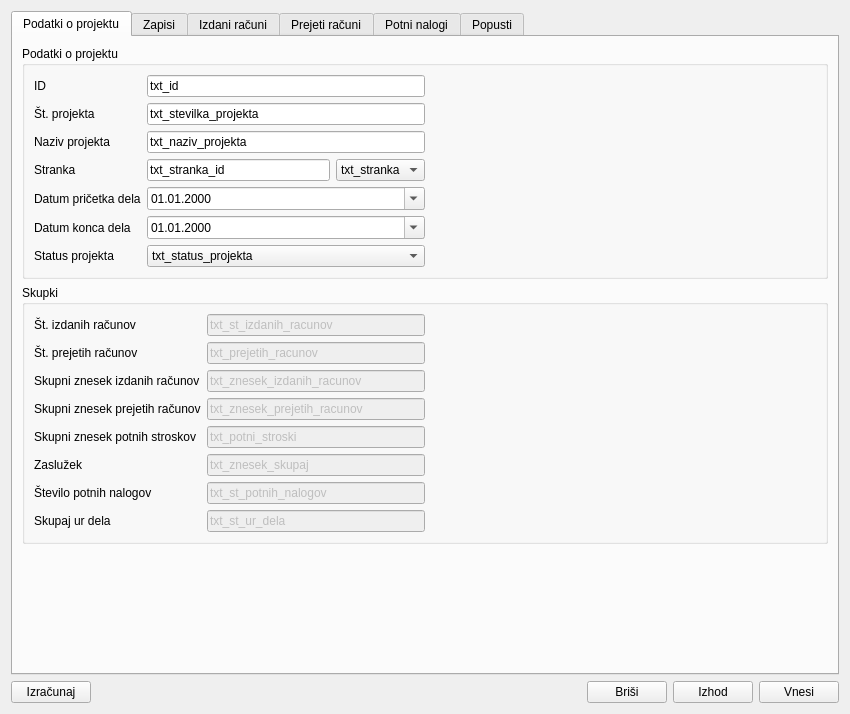
Qt form projekti.ui (bubi-luka/BubiRacun) before a commit.
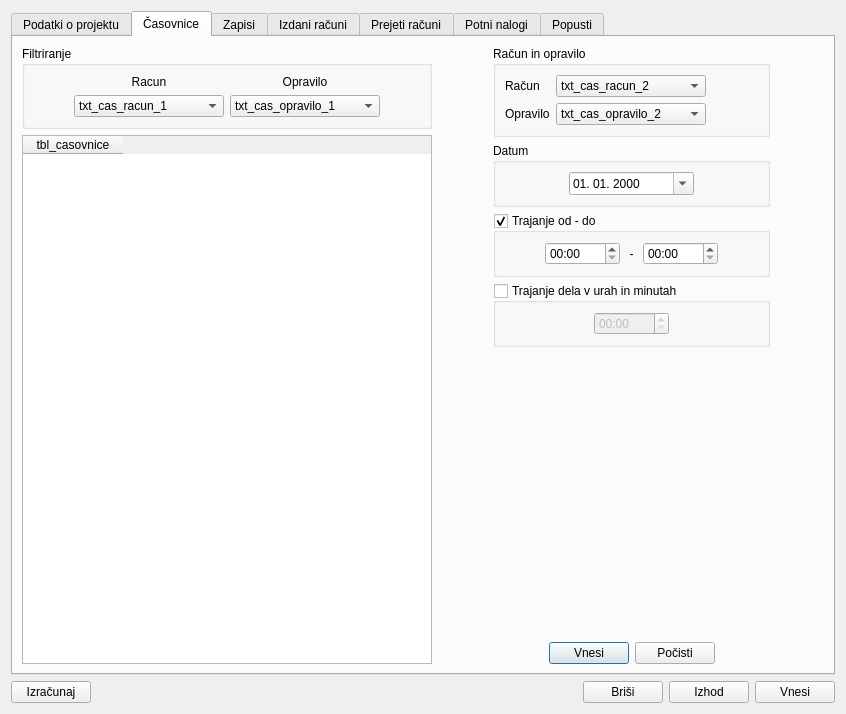
The same form after that commit.

Commit message:
Vnos časovnic ob projektu
Pripravljena forma

```diff
--- a/projekti.ui
+++ b/projekti.ui
@@ -12,7 +12,7 @@
    <rect>
     <x>0</x>
     <y>0</y>
-    <width>850</width>
+    <width>846</width>
     <height>714</height>
    </rect>
   </property>
@@ -23,7 +23,7 @@
    <item>
     <widget class="QTabWidget" name="tab_projekti">
      <property name="currentIndex">
-      <number>0</number>
+      <number>1</number>
      </property>
      <property name="documentMode">
       <bool>false</bool>
@@ -364,6 +364,481 @@
        </item>
       </layout>
      </widget>
+     <widget class="QWidget" name="tab_casovnice">
+      <attribute name="title">
+       <string>Časovnice</string>
+      </attribute>
+      <layout class="QHBoxLayout" name="horizontalLayout_15">
+       <item>
+        <layout class="QVBoxLayout" name="verticalLayout_10">
+         <item>
+          <widget class="QGroupBox" name="groupBox_3">
+           <property name="title">
+            <string>Filtriranje</string>
+           </property>
+           <layout class="QHBoxLayout" name="horizontalLayout_13">
+            <item>
+             <spacer name="horizontalSpacer_50">
+              <property name="orientation">
+               <enum>Qt::Horizontal</enum>
+              </property>
+              <property name="sizeHint" stdset="0">
+               <size>
+                <width>40</width>
+                <height>20</height>
+               </size>
+              </property>
+             </spacer>
+            </item>
+            <item>
+             <layout class="QGridLayout" name="gridLayout_5">
+              <item row="1" column="1">
+               <widget class="QComboBox" name="txt_cas_opravilo_1">
+                <property name="minimumSize">
+                 <size>
+                  <width>150</width>
+                  <height>0</height>
+                 </size>
+                </property>
+                <item>
+                 <property name="text">
+                  <string>txt_cas_opravilo_1</string>
+                 </property>
+                </item>
+               </widget>
+              </item>
+              <item row="1" column="0">
+               <widget class="QComboBox" name="txt_cas_racun_1">
+                <property name="minimumSize">
+                 <size>
+                  <width>150</width>
+                  <height>0</height>
+                 </size>
+                </property>
+                <item>
+                 <property name="text">
+                  <string>txt_cas_racun_1</string>
+                 </property>
+                </item>
+               </widget>
+              </item>
+              <item row="0" column="0">
+               <widget class="QLabel" name="label_16">
+                <property name="text">
+                 <string>Racun</string>
+                </property>
+                <property name="alignment">
+                 <set>Qt::AlignCenter</set>
+                </property>
+               </widget>
+              </item>
+              <item row="0" column="1">
+               <widget class="QLabel" name="label_17">
+                <property name="text">
+                 <string>Opravilo</string>
+                </property>
+                <property name="alignment">
+                 <set>Qt::AlignCenter</set>
+                </property>
+               </widget>
+              </item>
+             </layout>
+            </item>
+            <item>
+             <spacer name="horizontalSpacer_51">
+              <property name="orientation">
+               <enum>Qt::Horizontal</enum>
+              </property>
+              <property name="sizeHint" stdset="0">
+               <size>
+                <width>40</width>
+                <height>20</height>
+               </size>
+              </property>
+             </spacer>
+            </item>
+           </layout>
+          </widget>
+         </item>
+         <item>
+          <widget class="QTableWidget" name="tbl_casovnice">
+           <property name="minimumSize">
+            <size>
+             <width>350</width>
+             <height>0</height>
+            </size>
+           </property>
+           <property name="editTriggers">
+            <set>QAbstractItemView::NoEditTriggers</set>
+           </property>
+           <property name="selectionMode">
+            <enum>QAbstractItemView::SingleSelection</enum>
+           </property>
+           <property name="selectionBehavior">
+            <enum>QAbstractItemView::SelectRows</enum>
+           </property>
+           <column>
+            <property name="text">
+             <string>tbl_casovnice</string>
+            </property>
+           </column>
+          </widget>
+         </item>
+        </layout>
+       </item>
+       <item>
+        <spacer name="horizontalSpacer_11">
+         <property name="orientation">
+          <enum>Qt::Horizontal</enum>
+         </property>
+         <property name="sizeHint" stdset="0">
+          <size>
+           <width>47</width>
+           <height>20</height>
+          </size>
+         </property>
+        </spacer>
+       </item>
+       <item>
+        <layout class="QVBoxLayout" name="verticalLayout_6">
+         <item>
+          <widget class="QGroupBox" name="groupBox_4">
+           <property name="title">
+            <string>Račun in opravilo</string>
+           </property>
+           <layout class="QHBoxLayout" name="horizontalLayout_14">
+            <item>
+             <layout class="QFormLayout" name="formLayout_3">
+              <item row="0" column="0">
+               <widget class="QLabel" name="label_18">
+                <property name="text">
+                 <string>Račun</string>
+                </property>
+               </widget>
+              </item>
+              <item row="1" column="0">
+               <widget class="QLabel" name="label_51">
+                <property name="text">
+                 <string>Opravilo</string>
+                </property>
+               </widget>
+              </item>
+              <item row="0" column="1">
+               <widget class="QComboBox" name="txt_cas_racun_2">
+                <property name="minimumSize">
+                 <size>
+                  <width>150</width>
+                  <height>0</height>
+                 </size>
+                </property>
+                <item>
+                 <property name="text">
+                  <string>txt_cas_racun_2</string>
+                 </property>
+                </item>
+               </widget>
+              </item>
+              <item row="1" column="1">
+               <widget class="QComboBox" name="txt_cas_opravilo_2">
+                <property name="minimumSize">
+                 <size>
+                  <width>150</width>
+                  <height>0</height>
+                 </size>
+                </property>
+                <item>
+                 <property name="text">
+                  <string>txt_cas_opravilo_2</string>
+                 </property>
+                </item>
+               </widget>
+              </item>
+             </layout>
+            </item>
+            <item>
+             <spacer name="horizontalSpacer_52">
+              <property name="orientation">
+               <enum>Qt::Horizontal</enum>
+              </property>
+              <property name="sizeHint" stdset="0">
+               <size>
+                <width>40</width>
+                <height>20</height>
+               </size>
+              </property>
+             </spacer>
+            </item>
+           </layout>
+          </widget>
+         </item>
+         <item>
+          <widget class="QGroupBox" name="groupBox_5">
+           <property name="title">
+            <string>Datum</string>
+           </property>
+           <layout class="QVBoxLayout" name="verticalLayout_9">
+            <item>
+             <layout class="QHBoxLayout" name="horizontalLayout_12">
+              <item>
+               <spacer name="horizontalSpacer_48">
+                <property name="orientation">
+                 <enum>Qt::Horizontal</enum>
+                </property>
+                <property name="sizeHint" stdset="0">
+                 <size>
+                  <width>40</width>
+                  <height>20</height>
+                 </size>
+                </property>
+               </spacer>
+              </item>
+              <item>
+               <widget class="QDateEdit" name="txt_datum">
+                <property name="minimumSize">
+                 <size>
+                  <width>125</width>
+                  <height>0</height>
+                 </size>
+                </property>
+                <property name="displayFormat">
+                 <string>dd. MM. yyyy</string>
+                </property>
+                <property name="calendarPopup">
+                 <bool>true</bool>
+                </property>
+               </widget>
+              </item>
+              <item>
+               <spacer name="horizontalSpacer_49">
+                <property name="orientation">
+                 <enum>Qt::Horizontal</enum>
+                </property>
+                <property name="sizeHint" stdset="0">
+                 <size>
+                  <width>40</width>
+                  <height>20</height>
+                 </size>
+                </property>
+               </spacer>
+              </item>
+             </layout>
+            </item>
+           </layout>
+          </widget>
+         </item>
+         <item>
+          <widget class="QGroupBox" name="gb_trajanje_od_do">
+           <property name="title">
+            <string>Trajanje od - do</string>
+           </property>
+           <property name="checkable">
+            <bool>true</bool>
+           </property>
+           <property name="checked">
+            <bool>true</bool>
+           </property>
+           <layout class="QVBoxLayout" name="verticalLayout_7">
+            <item>
+             <layout class="QHBoxLayout" name="horizontalLayout_7">
+              <item>
+               <spacer name="horizontalSpacer_46">
+                <property name="orientation">
+                 <enum>Qt::Horizontal</enum>
+                </property>
+                <property name="sizeHint" stdset="0">
+                 <size>
+                  <width>40</width>
+                  <height>20</height>
+                 </size>
+                </property>
+               </spacer>
+              </item>
+              <item>
+               <widget class="QTimeEdit" name="txt_cas_od">
+                <property name="minimumSize">
+                 <size>
+                  <width>75</width>
+                  <height>0</height>
+                 </size>
+                </property>
+                <property name="displayFormat">
+                 <string>HH:mm</string>
+                </property>
+               </widget>
+              </item>
+              <item>
+               <widget class="QLabel" name="label_19">
+                <property name="text">
+                 <string> - </string>
+                </property>
+                <property name="alignment">
+                 <set>Qt::AlignCenter</set>
+                </property>
+               </widget>
+              </item>
+              <item>
+               <widget class="QTimeEdit" name="txt_cas_do">
+                <property name="minimumSize">
+                 <size>
+                  <width>75</width>
+                  <height>0</height>
+                 </size>
+                </property>
+                <property name="displayFormat">
+                 <string>HH:mm</string>
+                </property>
+               </widget>
+              </item>
+              <item>
+               <spacer name="horizontalSpacer_47">
+                <property name="orientation">
+                 <enum>Qt::Horizontal</enum>
+                </property>
+                <property name="sizeHint" stdset="0">
+                 <size>
+                  <width>40</width>
+                  <height>20</height>
+                 </size>
+                </property>
+               </spacer>
+              </item>
+             </layout>
+            </item>
+           </layout>
+          </widget>
+         </item>
+         <item>
+          <widget class="QGroupBox" name="gb_trajanje_skupaj">
+           <property name="title">
+            <string>Trajanje dela v urah in minutah</string>
+           </property>
+           <property name="checkable">
+            <bool>true</bool>
+           </property>
+           <property name="checked">
+            <bool>false</bool>
+           </property>
+           <layout class="QVBoxLayout" name="verticalLayout_8">
+            <item>
+             <layout class="QHBoxLayout" name="horizontalLayout_11">
+              <item>
+               <spacer name="horizontalSpacer_44">
+                <property name="orientation">
+                 <enum>Qt::Horizontal</enum>
+                </property>
+                <property name="sizeHint" stdset="0">
+                 <size>
+                  <width>40</width>
+                  <height>20</height>
+                 </size>
+                </property>
+               </spacer>
+              </item>
+              <item>
+               <widget class="QTimeEdit" name="txt_cas_trajanje">
+                <property name="minimumSize">
+                 <size>
+                  <width>75</width>
+                  <height>0</height>
+                 </size>
+                </property>
+                <property name="displayFormat">
+                 <string>HH:mm</string>
+                </property>
+               </widget>
+              </item>
+              <item>
+               <spacer name="horizontalSpacer_45">
+                <property name="orientation">
+                 <enum>Qt::Horizontal</enum>
+                </property>
+                <property name="sizeHint" stdset="0">
+                 <size>
+                  <width>40</width>
+                  <height>20</height>
+                 </size>
+                </property>
+               </spacer>
+              </item>
+             </layout>
+            </item>
+           </layout>
+          </widget>
+         </item>
+         <item>
+          <spacer name="verticalSpacer_2">
+           <property name="orientation">
+            <enum>Qt::Vertical</enum>
+           </property>
+           <property name="sizeHint" stdset="0">
+            <size>
+             <width>20</width>
+             <height>40</height>
+            </size>
+           </property>
+          </spacer>
+         </item>
+         <item>
+          <layout class="QHBoxLayout" name="horizontalLayout_10">
+           <item>
+            <spacer name="horizontalSpacer_19">
+             <property name="orientation">
+              <enum>Qt::Horizontal</enum>
+             </property>
+             <property name="sizeHint" stdset="0">
+              <size>
+               <width>40</width>
+               <height>20</height>
+              </size>
+             </property>
+            </spacer>
+           </item>
+           <item>
+            <widget class="QPushButton" name="btn_vnesi_casovnico">
+             <property name="text">
+              <string>Vnesi</string>
+             </property>
+            </widget>
+           </item>
+           <item>
+            <widget class="QPushButton" name="btn_pocisti_casovnico">
+             <property name="text">
+              <string>Počisti</string>
+             </property>
+            </widget>
+           </item>
+           <item>
+            <spacer name="horizontalSpacer_43">
+             <property name="orientation">
+              <enum>Qt::Horizontal</enum>
+             </property>
+             <property name="sizeHint" stdset="0">
+              <size>
+               <width>40</width>
+               <height>20</height>
+              </size>
+             </property>
+            </spacer>
+           </item>
+          </layout>
+         </item>
+        </layout>
+       </item>
+       <item>
+        <spacer name="horizontalSpacer_12">
+         <property name="orientation">
+          <enum>Qt::Horizontal</enum>
+         </property>
+         <property name="sizeHint" stdset="0">
+          <size>
+           <width>47</width>
+           <height>20</height>
+          </size>
+         </property>
+        </spacer>
+       </item>
+      </layout>
+     </widget>
      <widget class="QWidget" name="tab_zapisi">
       <attribute name="title">
        <string>Zapisi</string>
```
Left out of the diff: 12 changed lines with no effect on the pictures. The commit also changes 2 other files.
